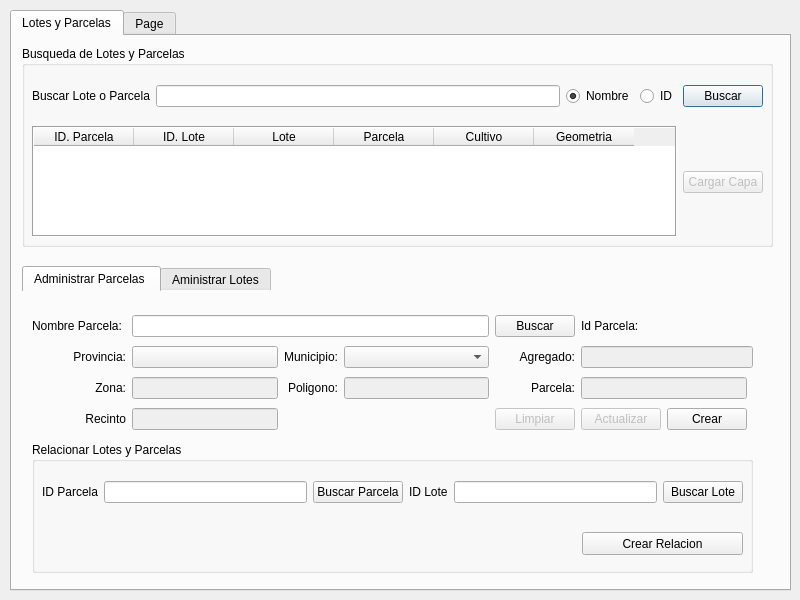
Qt form ui/agrae_main.ui (franciscocontreras93/agrae) before a commit.
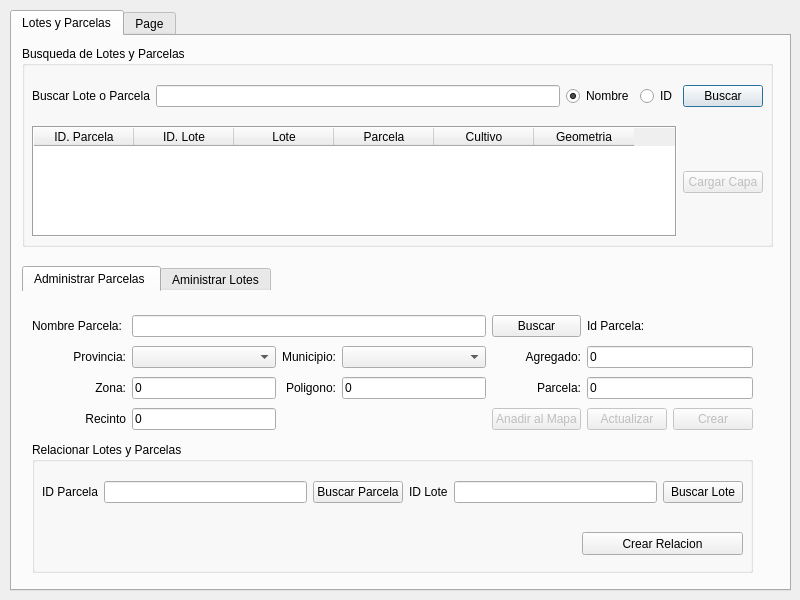
The same form after that commit. The open tabs and pages were chosen to show the change.

Diff of the .ui file:
```diff
--- a/ui/agrae_main.ui
+++ b/ui/agrae_main.ui
@@ -236,7 +236,7 @@
          <height>121</height>
         </rect>
        </property>
-       <layout class="QGridLayout" name="gridLayout_8" columnstretch="0,0,0,0,0,0,0,0">
+       <layout class="QGridLayout" name="gridLayout_8" columnstretch="0,0,0,0,0,0,0">
         <property name="sizeConstraint">
          <enum>QLayout::SetDefaultConstraint</enum>
         </property>
@@ -256,7 +256,7 @@
            <bool>false</bool>
           </property>
           <property name="text">
-           <string>Limpiar</string>
+           <string>Anadir al Mapa</string>
           </property>
          </widget>
         </item>
@@ -299,6 +299,9 @@
         </item>
         <item row="5" column="6">
          <widget class="QPushButton" name="btn_par_create">
+          <property name="enabled">
+           <bool>false</bool>
+          </property>
           <property name="text">
            <string>Crear</string>
           </property>
@@ -307,7 +310,10 @@
         <item row="4" column="1">
          <widget class="QLineEdit" name="ln_par_zona">
           <property name="enabled">
-           <bool>false</bool>
+           <bool>true</bool>
+          </property>
+          <property name="text">
+           <string>0</string>
           </property>
          </widget>
         </item>
@@ -324,14 +330,20 @@
         <item row="4" column="3">
          <widget class="QLineEdit" name="ln_par_poly">
           <property name="enabled">
-           <bool>false</bool>
+           <bool>true</bool>
+          </property>
+          <property name="text">
+           <string>0</string>
           </property>
          </widget>
         </item>
         <item row="5" column="1">
          <widget class="QLineEdit" name="ln_par_recinto">
           <property name="enabled">
-           <bool>false</bool>
+           <bool>true</bool>
+          </property>
+          <property name="text">
+           <string>0</string>
           </property>
          </widget>
         </item>
@@ -388,7 +400,10 @@
         <item row="4" column="5" colspan="2">
          <widget class="QLineEdit" name="ln_par_parcela">
           <property name="enabled">
-           <bool>false</bool>
+           <bool>true</bool>
+          </property>
+          <property name="text">
+           <string>0</string>
           </property>
          </widget>
         </item>
@@ -427,10 +442,13 @@
           </property>
          </widget>
         </item>
-        <item row="2" column="5" colspan="3">
+        <item row="2" column="5" colspan="2">
          <widget class="QLineEdit" name="ln_par_agg">
           <property name="enabled">
-           <bool>false</bool>
+           <bool>true</bool>
+          </property>
+          <property name="text">
+           <string>0</string>
           </property>
          </widget>
         </item>
```
Left out of the diff: 2 changed lines with no effect on the pictures.
